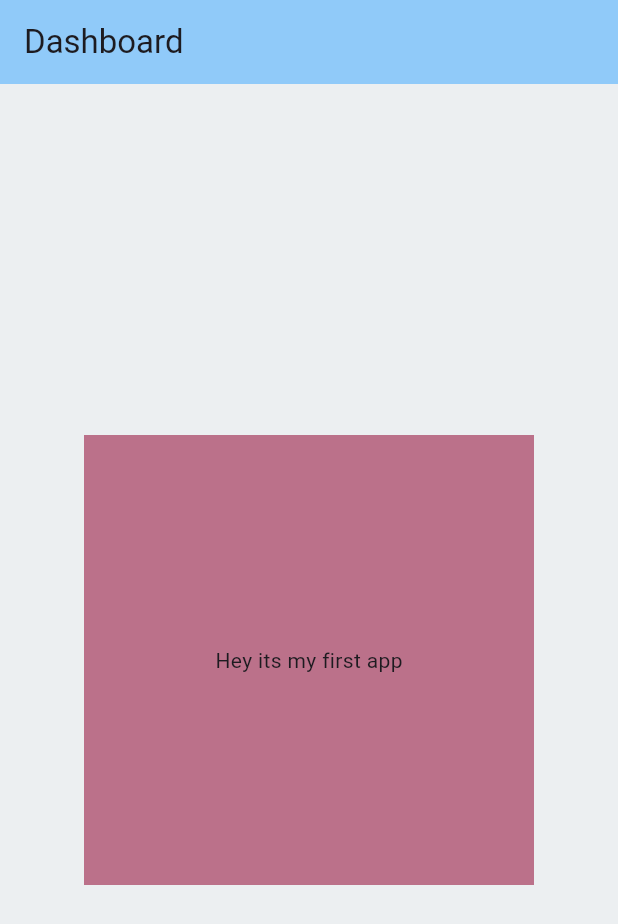
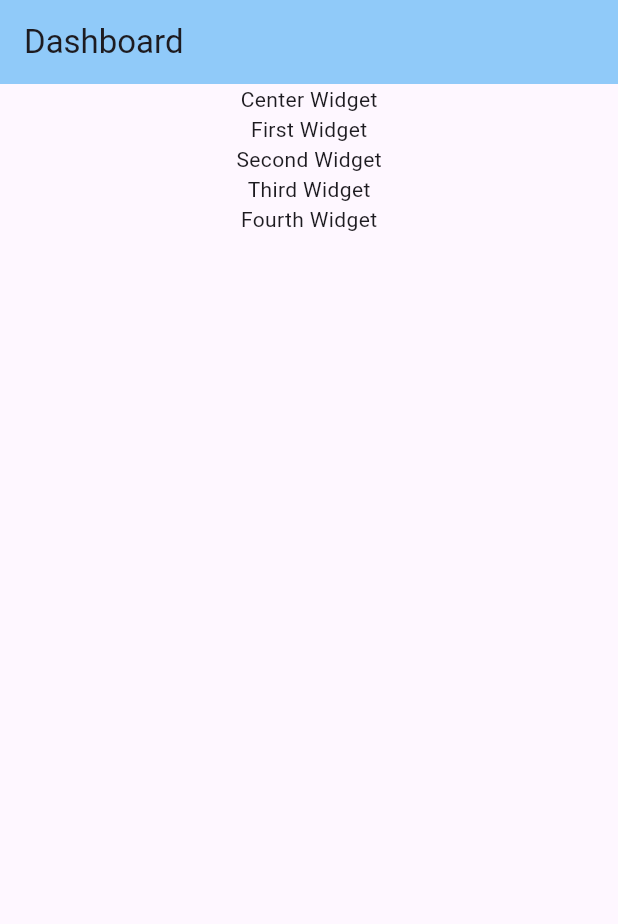
Before and after one commit to Shazminaa/flutter_practice1, a Flutter app: the screen it shows after launch, on a phone screen of 412 x 824 dp. Shown: the top 924 px of the screen. Run offline on Flutter 3.47's test engine with Material 3 defaults, Android fonts, the phone set to English and light mode, and no system bars.

Commit message:
practice of multi child widgets

```diff
--- a/lib/main.dart
+++ b/lib/main.dart
@@ -1,25 +1,25 @@
 import 'package:flutter/material.dart';
 
 void main() {
-  runApp( MaterialApp(
+  runApp(
+    MaterialApp(
       debugShowCheckedModeBanner: false,
       home: Scaffold(
-        backgroundColor: Colors.blueGrey.shade50,
         appBar: AppBar(
           backgroundColor: Colors.blue.shade200,
           title: const Text('Dashboard'),
         ),
-        body: Center(
-          child: Container(
-          height: 300,
-          width: 300,
-          color: Color.fromARGB(255, 187, 113, 138),
-          child: Center(
-            child: Text('Hey its my first app'),
-          ),
-          )
-
-        )
+        body: Column(
+          children: const [
+            Center(
+              child: Text('Center Widget'),
+            ),
+            Text('First Widget'),
+            Text('Second Widget'),
+            Text('Third Widget'),
+            Text('Fourth Widget'),
+          ],
+        ),
       ),
     ),
   );
```
